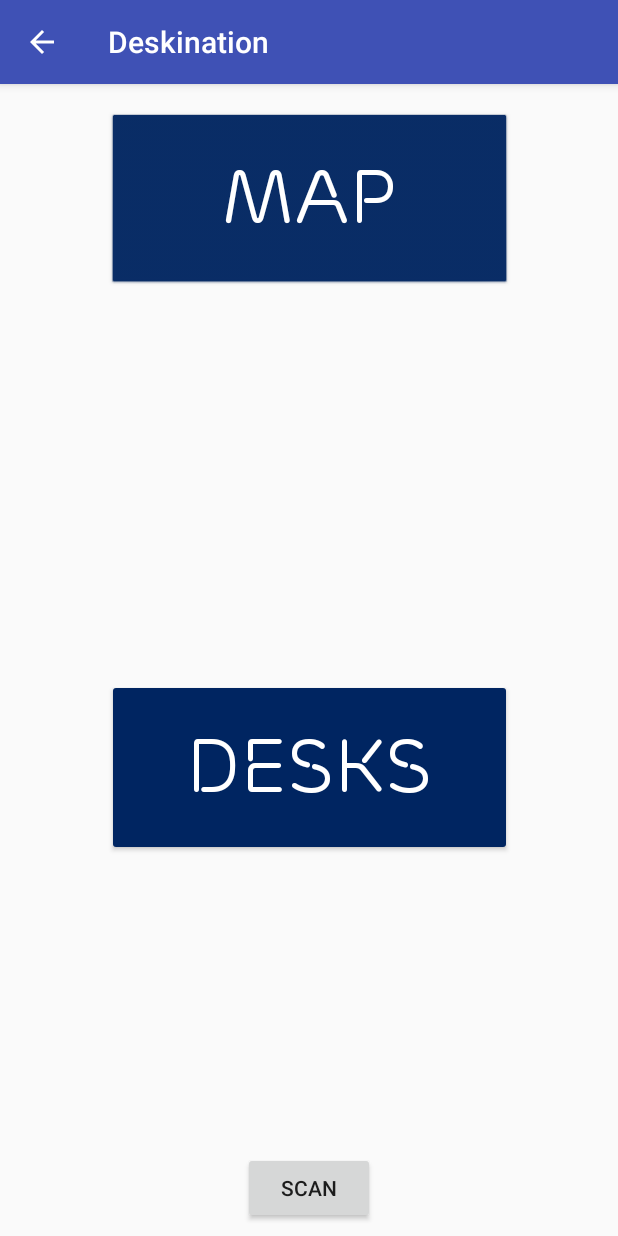
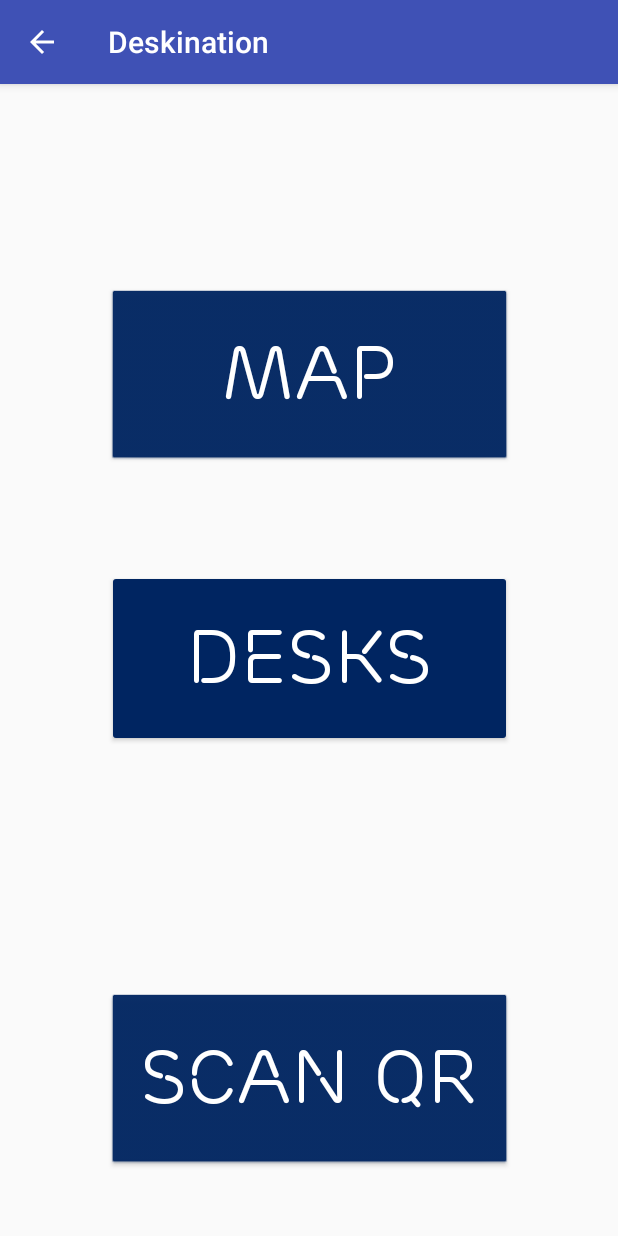
Before and after one commit to EricSumStu/August18, an Android app: the screen it shows after launch (SecondScreenActivity), on a phone screen of 412 x 824 dp. Run offline under Robolectric (Android 15) with nearby library versions, the phone set to English and light mode, and no system bars.

```diff
--- a/app/src/main/java/e/elemcla/helloworldapp/SecondScreenActivity.java
+++ b/app/src/main/java/e/elemcla/helloworldapp/SecondScreenActivity.java
@@ -15,6 +15,7 @@ public class SecondScreenActivity extends AppCompatActivity {
         setContentView(R.layout.activity_second_screen);
         Button theMapButton = (Button) findViewById(R.id.mapButton);
         Button theDesksButton = (Button) findViewById(R.id.desksButton);
+        Button theScanButton = (Button) findViewById(R.id.scanButton);
 
         if (getSupportActionBar() != null ) {
             getSupportActionBar().setDisplayHomeAsUpEnabled(true);
@@ -25,9 +26,7 @@ public class SecondScreenActivity extends AppCompatActivity {
 
         theMapButton.setOnClickListener(new View.OnClickListener() {
 
-            @Override
             public void onClick(View v) {
-                // TODO Auto-generated method stub
                 Intent mapIntent = new Intent(SecondScreenActivity.this,FullMapActivity.class);
                 startActivity(mapIntent);
             }
@@ -35,16 +34,14 @@ public class SecondScreenActivity extends AppCompatActivity {
 
         theDesksButton.setOnClickListener(new View.OnClickListener() {
 
-            @Override
             public void onClick(View v) {
-                // TODO Auto-generated method stub
                 Intent deskIntent = new Intent(SecondScreenActivity.this,DesksPage.class);
                 startActivity(deskIntent);
             }
         });
-        Button btn10 = (Button) findViewById(R.id.button);
 
-        btn10.setOnClickListener(view -> {
+
+        theScanButton.setOnClickListener(view -> {
             Intent intent = new Intent(SecondScreenActivity.this, ScanActivity.class);
             startActivity(intent);
 
--- a/app/src/main/res/layout/activity_second_screen.xml
+++ b/app/src/main/res/layout/activity_second_screen.xml
@@ -7,18 +7,22 @@
     tools:context=".MainActivity">
 
     <Button
-        android:id="@+id/button"
-        android:layout_width="wrap_content"
-        android:layout_height="wrap_content"
-        android:layout_marginBottom="8dp"
-        android:layout_marginEnd="8dp"
-        android:layout_marginStart="8dp"
+        android:id="@+id/scanButton"
+        style="@android:style/Widget.Button"
+        android:layout_width="270dp"
+        android:layout_height="118dp"
+        android:layout_marginBottom="44dp"
         android:layout_marginTop="8dp"
-        android:text="scan"
+        android:backgroundTint="#002561"
+        android:fontFamily="@font/ericsson_font"
+        android:text="Scan QR"
+        android:textColor="#ffffff"
+        android:textSize="50sp"
         app:layout_constraintBottom_toBottomOf="parent"
         app:layout_constraintEnd_toEndOf="parent"
         app:layout_constraintStart_toStartOf="parent"
-        app:layout_constraintTop_toBottomOf="@+id/textView" />
+        app:layout_constraintTop_toBottomOf="@+id/desksButton"
+        app:layout_constraintVertical_bias="1.0" />
 
     <Button
         android:id="@+id/mapButton"
@@ -36,7 +40,7 @@
         app:layout_constraintEnd_toEndOf="parent"
         app:layout_constraintStart_toStartOf="parent"
         app:layout_constraintTop_toTopOf="parent"
-        app:layout_constraintVertical_bias="0.043" />
+        app:layout_constraintVertical_bias="0.677" />
 
     <Button
         android:id="@+id/desksButton"
@@ -51,7 +55,7 @@
         app:layout_constraintEnd_toEndOf="parent"
         app:layout_constraintStart_toStartOf="parent"
         app:layout_constraintTop_toTopOf="parent"
-        app:layout_constraintVertical_bias="0.61" />
+        app:layout_constraintVertical_bias="0.498" />
 
 
 
--- a/app/src/main/res/layout/activity_treasure.xml
+++ b/app/src/main/res/layout/activity_treasure.xml
@@ -38,6 +38,7 @@
         app:layout_constraintVertical_bias="0.361"
         android:fontFamily="@font/ericsson_font"
         android:textSize="15sp"
+        android:textAlignment="center"
         />
 
 
```
Also changed, not shown: app/src/main/java/e/elemcla/helloworldapp/treasure.java (+33 -33 lines).
